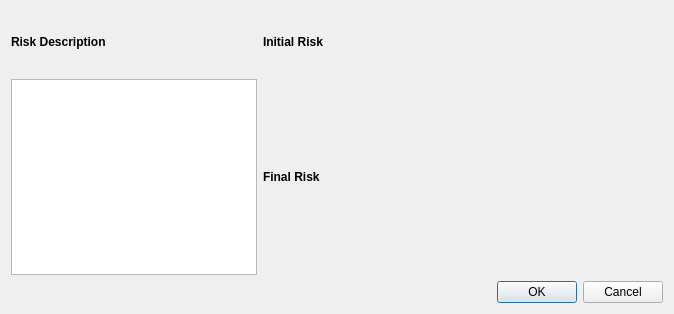
This is riskassessmentdialog.ui in atilm/RequirementsManager as Qt 5 draws it before an edit. The edited form follows.
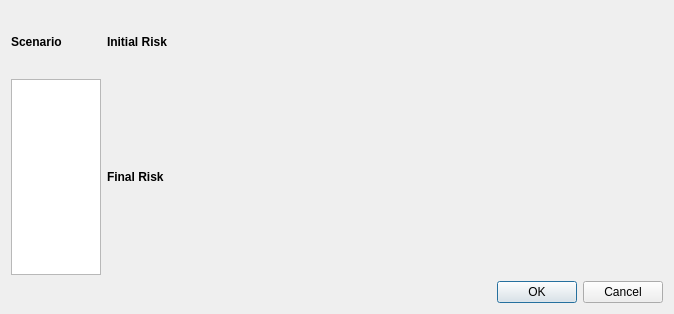
This is the edited form.

Commit message: Extended Risk Assessment infra structure

What changed in the file:
```diff
--- a/riskassessmentdialog.ui
+++ b/riskassessmentdialog.ui
@@ -31,7 +31,7 @@
         </font>
        </property>
        <property name="text">
-        <string>Risk Description</string>
+        <string>Scenario</string>
        </property>
       </widget>
      </item>
@@ -88,9 +88,15 @@
      </item>
      <item row="3" column="1">
       <widget class="QWidget" name="finalRiskTable" native="true">
+       <property name="sizePolicy">
+        <sizepolicy hsizetype="Fixed" vsizetype="Preferred">
+         <horstretch>0</horstretch>
+         <verstretch>0</verstretch>
+        </sizepolicy>
+       </property>
        <property name="minimumSize">
         <size>
-         <width>400</width>
+         <width>556</width>
          <height>0</height>
         </size>
        </property>
```
Left out of the diff: 2 changed lines with no effect on the pictures. The commit also changes 16 other files.
